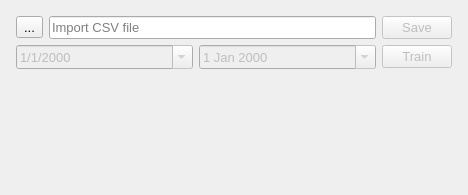
Djordje99/ISIS_Load_Prediction, file gui/load_prediction_xml.ui: the form before one commit.
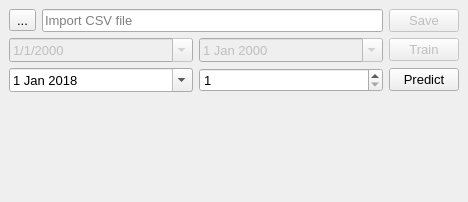
The form after the commit.

Commit message: Predict load day ahead

The edit to the form file:
```diff
--- a/gui/load_prediction_xml.ui
+++ b/gui/load_prediction_xml.ui
@@ -7,7 +7,7 @@
     <x>0</x>
     <y>0</y>
     <width>468</width>
-    <height>195</height>
+    <height>202</height>
    </rect>
   </property>
   <property name="windowTitle">
@@ -17,18 +17,6 @@
    <layout class="QGridLayout" name="gridLayout">
     <item row="0" column="0">
      <layout class="QVBoxLayout" name="verticalLayout">
-      <property name="leftMargin">
-       <number>7</number>
-      </property>
-      <property name="topMargin">
-       <number>7</number>
-      </property>
-      <property name="rightMargin">
-       <number>7</number>
-      </property>
-      <property name="bottomMargin">
-       <number>7</number>
-      </property>
       <item>
        <layout class="QHBoxLayout" name="horizontalLayout">
         <item>
@@ -166,6 +154,109 @@
         </item>
        </layout>
       </item>
+      <item>
+       <layout class="QHBoxLayout" name="horizontalLayout_3">
+        <item>
+         <widget class="QDateEdit" name="predict_date">
+          <property name="font">
+           <font>
+            <pointsize>10</pointsize>
+           </font>
+          </property>
+          <property name="dateTime">
+           <datetime>
+            <hour>12</hour>
+            <minute>0</minute>
+            <second>0</second>
+            <year>2018</year>
+            <month>1</month>
+            <day>1</day>
+           </datetime>
+          </property>
+          <property name="maximumDateTime">
+           <datetime>
+            <hour>23</hour>
+            <minute>0</minute>
+            <second>0</second>
+            <year>2021</year>
+            <month>9</month>
+            <day>6</day>
+           </datetime>
+          </property>
+          <property name="maximumDate">
+           <date>
+            <year>2021</year>
+            <month>9</month>
+            <day>6</day>
+           </date>
+          </property>
+          <property name="minimumDate">
+           <date>
+            <year>2018</year>
+            <month>1</month>
+            <day>1</day>
+           </date>
+          </property>
+          <property name="maximumTime">
+           <time>
+            <hour>23</hour>
+            <minute>0</minute>
+            <second>0</second>
+           </time>
+          </property>
+          <property name="minimumTime">
+           <time>
+            <hour>12</hour>
+            <minute>0</minute>
+            <second>0</second>
+           </time>
+          </property>
+          <property name="calendarPopup">
+           <bool>true</bool>
+          </property>
+         </widget>
+        </item>
+        <item>
+         <widget class="QSpinBox" name="predict_days_num">
+          <property name="font">
+           <font>
+            <pointsize>10</pointsize>
+           </font>
+          </property>
+          <property name="minimum">
+           <number>1</number>
+          </property>
+          <property name="maximum">
+           <number>7</number>
+          </property>
+         </widget>
+        </item>
+        <item>
+         <widget class="QPushButton" name="predict_btn">
+          <property name="minimumSize">
+           <size>
+            <width>20</width>
+            <height>0</height>
+           </size>
+          </property>
+          <property name="maximumSize">
+           <size>
+            <width>70</width>
+            <height>16777215</height>
+           </size>
+          </property>
+          <property name="font">
+           <font>
+            <pointsize>10</pointsize>
+           </font>
+          </property>
+          <property name="text">
+           <string>Predict</string>
+          </property>
+         </widget>
+        </item>
+       </layout>
+      </item>
       <item>
        <spacer name="verticalSpacer">
         <property name="orientation">
```
The commit also changes 11 other files.
